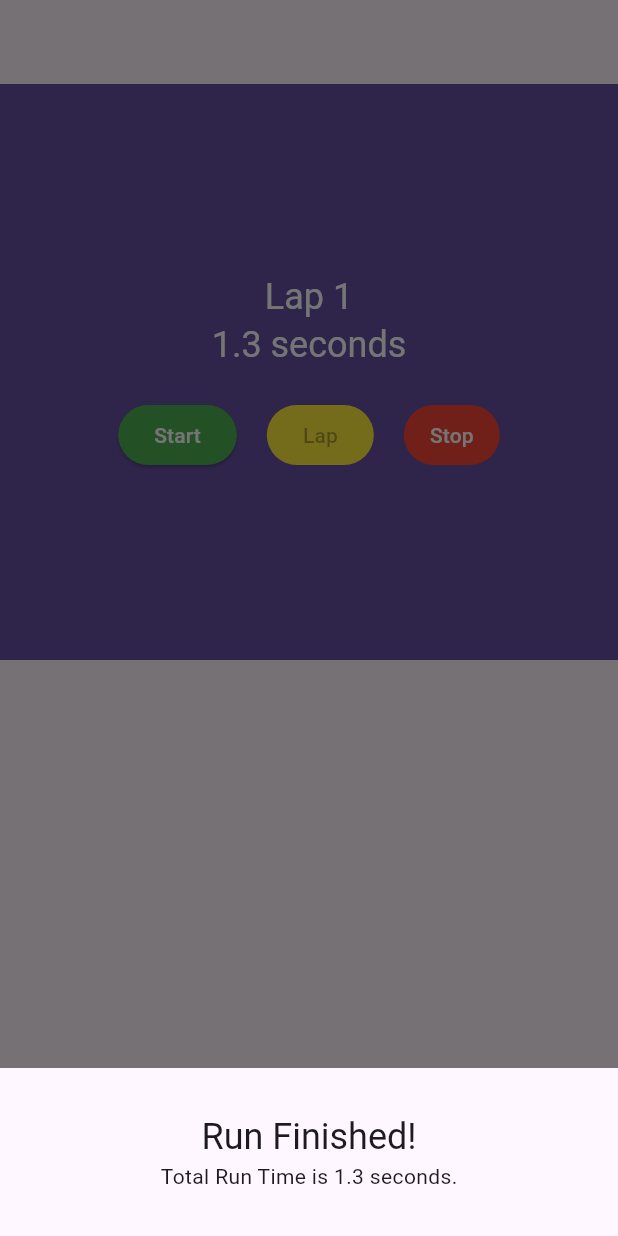
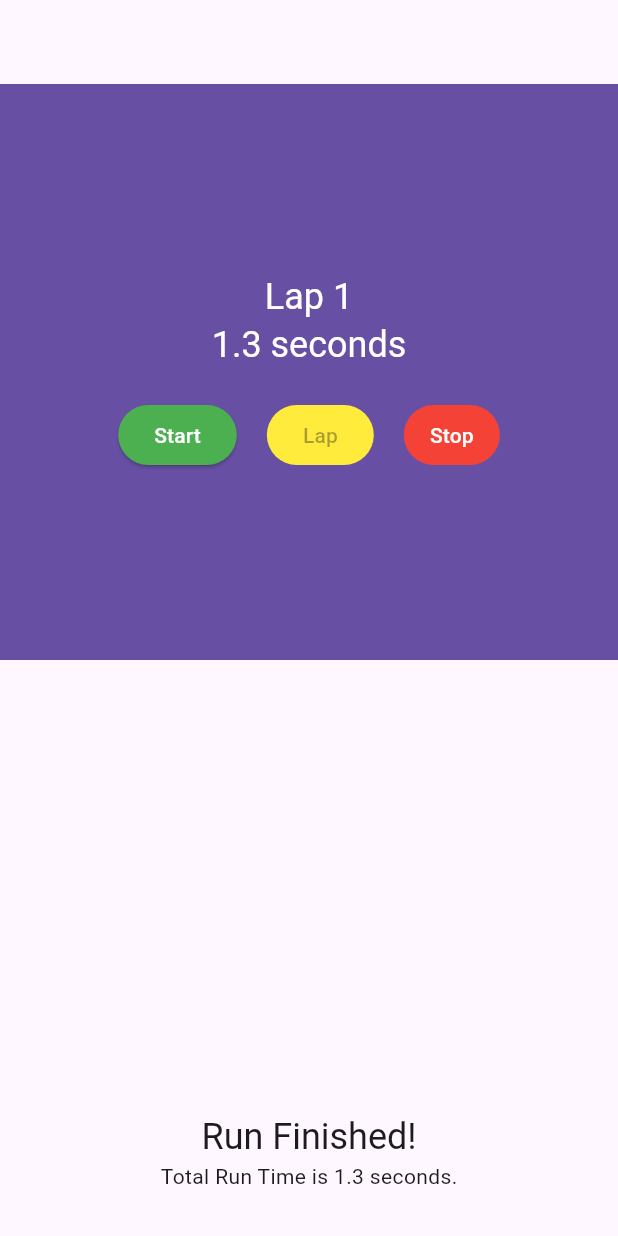
Before and after one commit to AbeerJihad/stopwatch_app, a Flutter app: the StopWatch screen opened directly with empty values, after a tap on "Start", after a tap on "Stop", on a phone screen of 412 x 824 dp. Run offline on Flutter 3.47's test engine with Material 3 defaults, Android fonts, the phone set to English and light mode, and no system bars.

Commit message:
show bottom sheet using scaffold key and control its appearance time

```diff
--- a/lib/stopwatch.dart
+++ b/lib/stopwatch.dart
@@ -15,6 +15,7 @@ class StopWatch extends StatefulWidget {
 class _StopWatchState extends State<StopWatch> {
   final itemHeight = 60.0;
   final scrollController = ScrollController();
+  final scaffoldState = GlobalKey<ScaffoldState>();
 
   int milliseconds = 0;
   late Timer timer;
@@ -50,34 +51,13 @@ class _StopWatchState extends State<StopWatch> {
     });
 
     //_showRunCompleteAlert(context);
-    showModalBottomSheet(context: context, builder: _buildRunCompleteSheet);
-  }
+    //showModalBottomSheet(context: context, builder: _buildRunCompleteSheet);
+    final controller =
+        scaffoldState.currentState!.showBottomSheet(_buildRunCompleteSheet);
 
-  Widget _buildRunCompleteSheet(BuildContext context) {
-    final totalRuntime = laps.fold(milliseconds, (total, lap) => total + lap);
-    final textTheme = Theme.of(context).textTheme;
-
-    return SafeArea(
-        child: Container(
-      color: Theme.of(context).cardColor,
-      width: double.infinity,
-      child: Padding(
-          padding: const EdgeInsets.symmetric(vertical: 30.0),
-          child: Column(mainAxisSize: MainAxisSize.min, children: [
-            Text('Run Finished!', style: textTheme.headlineSmall),
-            Text('Total Run Time is ${_secondsText(totalRuntime)}.')
-          ])),
-    ));
-  }
-
-  _showRunCompleteAlert(BuildContext context) {
-    final totalRuntime =
-        laps.fold(milliseconds, (total, lap) => total + lap); //the sum of laps
-    final alert = PlatformAlert(
-      title: 'Run Completed!',
-      message: 'Total Run Time is ${_secondsText(totalRuntime)}.',
-    );
-    alert.show(context);
+    Future.delayed(const Duration(seconds: 5)).then((_) {
+      controller.close();
+    });
   }
 
   void _onTick(Timer time) {
@@ -89,6 +69,7 @@ class _StopWatchState extends State<StopWatch> {
   @override
   Widget build(BuildContext context) {
     return Scaffold(
+      key: scaffoldState,
       appBar: AppBar(
         title: Text(widget.name),
       ),
@@ -184,6 +165,33 @@ class _StopWatchState extends State<StopWatch> {
     );
   }
 
+  Widget _buildRunCompleteSheet(BuildContext context) {
+    final totalRuntime = laps.fold(milliseconds, (total, lap) => total + lap);
+    final textTheme = Theme.of(context).textTheme;
+
+    return SafeArea(
+        child: Container(
+      color: Theme.of(context).cardColor,
+      width: double.infinity,
+      child: Padding(
+          padding: const EdgeInsets.symmetric(vertical: 30.0),
+          child: Column(mainAxisSize: MainAxisSize.min, children: [
+            Text('Run Finished!', style: textTheme.headlineSmall),
+            Text('Total Run Time is ${_secondsText(totalRuntime)}.')
+          ])),
+    ));
+  }
+
+  _showRunCompleteAlert(BuildContext context) {
+    final totalRuntime =
+        laps.fold(milliseconds, (total, lap) => total + lap); //the sum of laps
+    final alert = PlatformAlert(
+      title: 'Run Completed!',
+      message: 'Total Run Time is ${_secondsText(totalRuntime)}.',
+    );
+    alert.show(context);
+  }
+
   @override
   void dispose() {
     timer.cancel();
```
